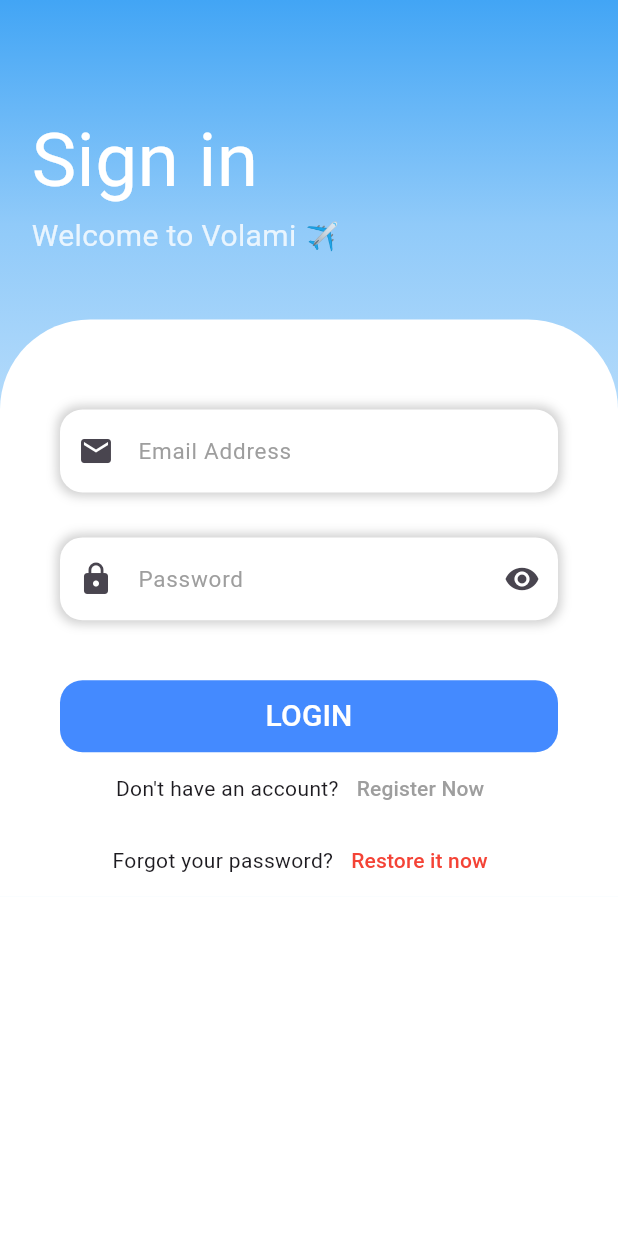
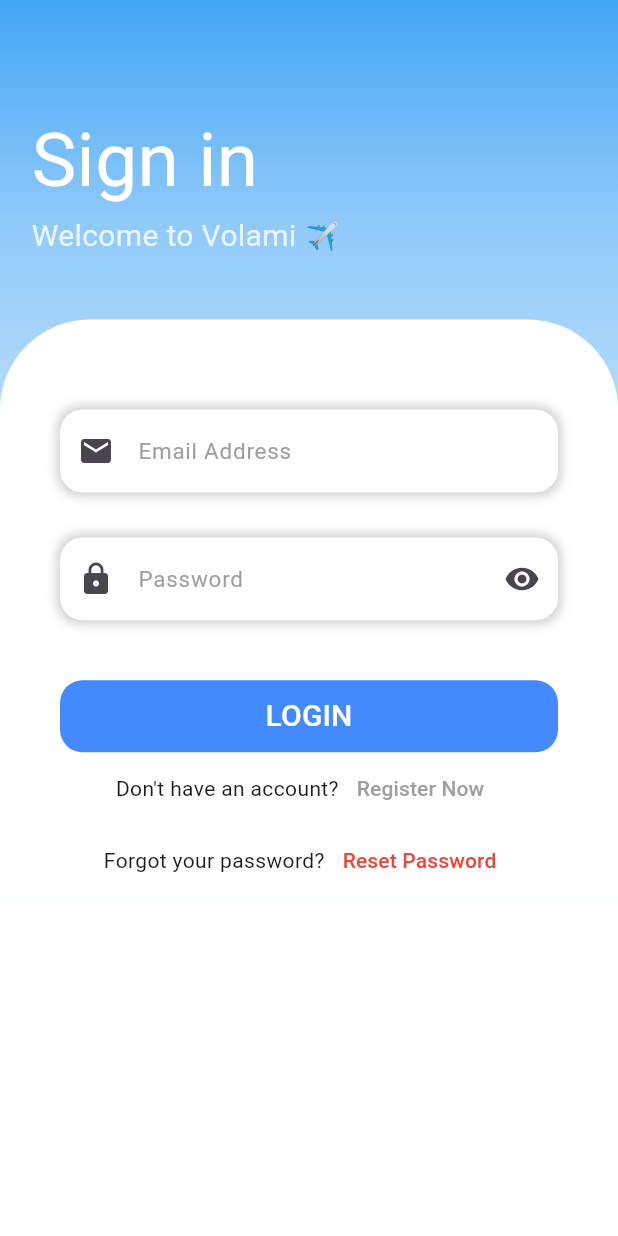
Before and after one commit to xmaherr/air_plane_mobile_app, a Flutter app: the screen it shows after launch, on a phone screen of 412 x 824 dp. Run offline on Flutter 3.47's test engine with Material 3 defaults, Android fonts, the light colour scheme and no system bars; our stand-ins replace bloc, cloud_firestore, firebase_auth, firebase_core, flutter_bloc; accounts and stored records are empty.

Commit message:
master updated

```diff
--- a/lib/layout/login_page_layout.dart
+++ b/lib/layout/login_page_layout.dart
@@ -175,7 +175,7 @@
                                     .pushReplacementNamed('/reset_password');
                               },
                               child: const Text(
-                                'Restore it now',
+                                'Reset Password',
                                 style: TextStyle(color: Colors.red),
                               ),
                             ),
```
